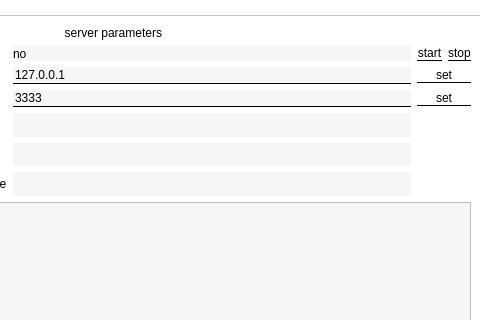
Above: TCP_client2/mainwindow.ui from MaxAlala/QtXmlExchangeApplication before the change; both pictures show x 442 to 922 and y 0 to 320 of the 922 by 592 pixel window. Below: the same form after it.
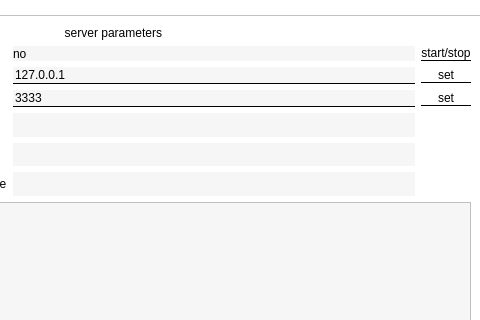
That is the form after the change.

The edit to the form file:
```diff
--- a/TCP_client2/mainwindow.ui
+++ b/TCP_client2/mainwindow.ui
@@ -303,17 +303,7 @@
                <string notr="true">color:#000000; border: none;border-bottom: 1px solid currentColor;</string>
               </property>
               <property name="text">
-               <string>start</string>
-              </property>
-             </widget>
-            </item>
-            <item>
-             <widget class="QPushButton" name="stopConnectionButton">
-              <property name="styleSheet">
-               <string notr="true">color:#000000; border: none;color:#000000; border: none;border-bottom: 1px solid currentColor;</string>
-              </property>
-              <property name="text">
-               <string>stop</string>
+               <string>start/stop</string>
               </property>
              </widget>
             </item>
```
